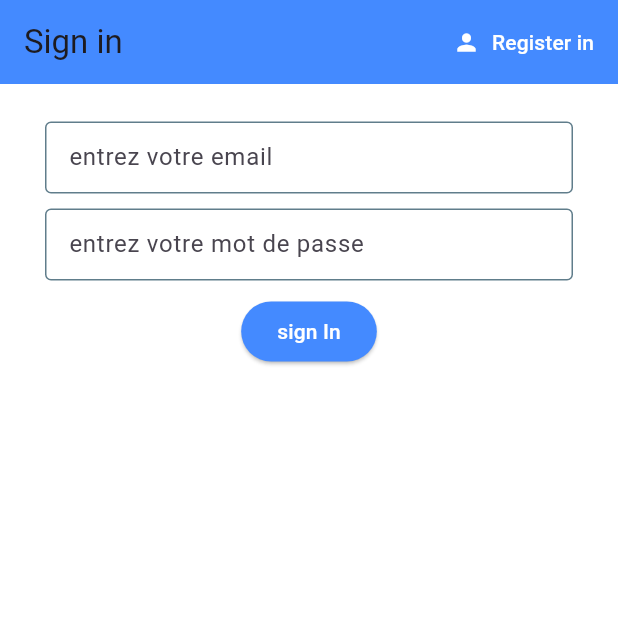
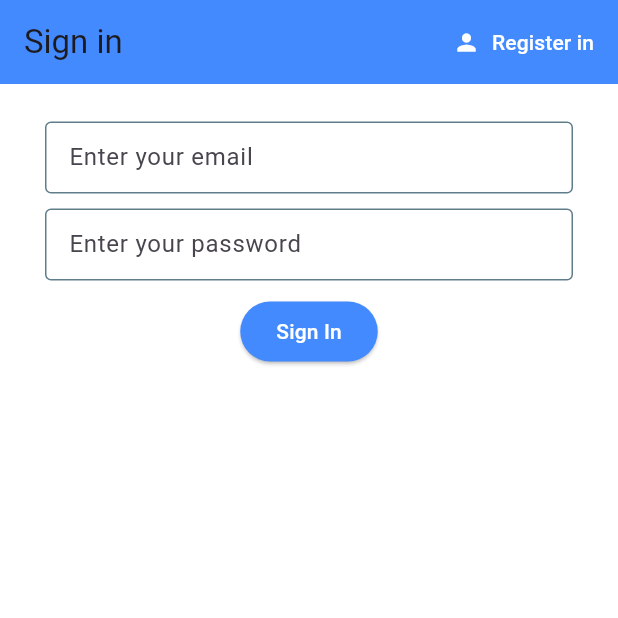
Before and after one commit to Marnol03/FlutterApp, a Flutter app: the screen it shows after launch, on a phone screen of 412 x 824 dp, the top half of it. Run offline on Flutter 3.47's test engine with Material 3 defaults, Android fonts, the phone set to English and light mode, and no system bars; our stand-ins replace cloud_firestore, firebase_auth, firebase_core, firebase_storage, flutter_spinkit, get and 1 more; missing offline and left inert: flutter_tawk; accounts and stored records are empty.

```diff
--- a/Spendeconnect/lib/authentificate_screen.dart
+++ b/Spendeconnect/lib/authentificate_screen.dart
@@ -3,7 +3,6 @@ import 'package:flutter/material.dart';
 import 'package:myapp/constant.dart';
 import 'package:myapp/authentification.dart';
 import 'loading.dart';
-
 
 class AuthentificateScreen extends StatefulWidget {
   const AuthentificateScreen({super.key});
@@ -18,8 +17,8 @@ class _AuthentificateScreenState extends State<AuthentificateScreen> {
   String error = '';
   bool loading = false;
 
-  final usernameController= TextEditingController();
-  final emailController= TextEditingController();
+  final usernameController = TextEditingController();
+  final emailController = TextEditingController();
   final passwordController = TextEditingController();
   bool showSignIn = true;
 
@@ -31,64 +30,70 @@ class _AuthentificateScreenState extends State<AuthentificateScreen> {
     super.dispose();
   }
 
-  void toggleview(){
+  void toggleview() {
     setState(() {
       _formkey.currentState?.reset();
-      error ='';
-      usernameController.text='';
-      emailController.text='';
-      passwordController.text='';
+      error = '';
+      usernameController.text = '';
+      emailController.text = '';
+      passwordController.text = '';
       showSignIn = !showSignIn;
     });
   }
+
   @override
   Widget build(BuildContext context) {
-    return loading ? Loading() :
-    Scaffold(
+    return loading
+        ? Loading()
+        : Scaffold(
       backgroundColor: Colors.white,
       appBar: AppBar(
         backgroundColor: Colors.blueAccent,
         elevation: 0.0,
         title: Text(
-          showSignIn ? 'Sign in ': 'Register',
+          showSignIn ? 'Sign in ' : 'Register',
         ),
-        actions:<Widget> [
+        actions: <Widget>[
           TextButton.icon(
-            icon: const Icon(Icons.person,
+            icon: const Icon(
+              Icons.person,
               color: Colors.white,
             ),
-            label: Text(showSignIn ? 'Register in' : 'Sign in',
-                style: const TextStyle(color: Colors.white)),
+            label: Text(
+              showSignIn ? 'Register in' : 'Sign in',
+              style: const TextStyle(color: Colors.white),
+            ),
             onPressed: () => toggleview(),
           )
         ],
-      ),body: Container(
+      ),
+      body: Container(
         padding: const EdgeInsets.symmetric(vertical: 15.0, horizontal: 30.0),
         child: Form(
           key: _formkey,
-        child: (
-            Column(
+          child: Column(
             children: [
               if (!showSignIn) ...[
                 TextFormField(
                   controller: usernameController,
-                    decoration: textInputdecoration.copyWith(hintText: "entrez votre username"),
-                    validator: (value) => value!.isEmpty ? "entrez votre username " : null,
+                  decoration: textInputdecoration.copyWith(hintText: "Enter your username"),
+                  validator: (value) => value!.isEmpty ? "Enter your username" : null,
                 ),
-                ] else Container(),
+              ] else
+                Container(),
               SizedBox(height: 10.0),
               TextFormField(
                 controller: emailController,
-                  decoration: textInputdecoration.copyWith(hintText: "entrez votre email"),
-                  validator: (value) => value!.isEmpty ? "entrez votre email" : null,
+                decoration: textInputdecoration.copyWith(hintText: "Enter your email"),
+                validator: (value) => value!.isEmpty ? "Enter your email" : null,
               ),
               SizedBox(height: 10.0),
               TextFormField(
                 controller: passwordController,
-                  decoration: textInputdecoration.copyWith(hintText: "entrez votre mot de passe"),
+                decoration: textInputdecoration.copyWith(hintText: "Enter your password"),
                 obscureText: true,
                 validator: (value) =>
-                  value!.length < 6 ? "entrez un mot de passe valide" : null,
+                value!.length < 6 ? "Enter a valid password" : null,
               ),
               SizedBox(height: 10.0),
               ElevatedButton(
@@ -96,7 +101,7 @@ class _AuthentificateScreenState extends State<AuthentificateScreen> {
                   backgroundColor: Colors.blueAccent,
                 ),
                 child: Text(
-                    showSignIn ? "sign In" : "Register",
+                  showSignIn ? "Sign In" : "Register",
                   style: TextStyle(color: Colors.white),
                 ),
                 onPressed: () async {
@@ -108,19 +113,19 @@ class _AuthentificateScreenState extends State<AuthentificateScreen> {
 
                     dynamic result = showSignIn
                         ? await _auth.signInWithEmailAndPassword(email, password)
-                          : await _auth.registerInWithEmailAndPassword(username,email, password);
+                        : await _auth.registerInWithEmailAndPassword(username, email, password);
 
-                      CollectionReference postRef = FirebaseFirestore.instance.collection("users");
+                    CollectionReference postRef =
+                    FirebaseFirestore.instance.collection("users");
                     postRef.add({
                       "email": email,
                       "username": username,
                     });
 
-
                     if (result == null) {
                       setState(() {
                         loading = false;
-                          error = 'entrez une adresse mail valide svp';
+                        error = 'Enter a valid email address';
                       });
                     }
                   }
@@ -132,12 +137,9 @@ class _AuthentificateScreenState extends State<AuthentificateScreen> {
                 style: TextStyle(color: Colors.red, fontSize: 15),
               )
             ],
-            )
-
           ),
         ),
       ),
-
     );
   }
 }
--- a/Spendeconnect/pubspec.yaml
+++ b/Spendeconnect/pubspec.yaml
@@ -45,6 +45,7 @@ dependencies:
   get:
   image_picker: ^1.0.4
   cloud_firestore: ^4.12.2
+  flutter_tawk: ^0.1.0
 
 dev_dependencies:
   flutter_test:
```
Also changed, not shown: Spendeconnect/lib/help_page.dart (+32 -8 lines), Spendeconnect/lib/support_page.dart (added, +49 -0 lines), Spendeconnect/pubspec.lock. Lines whose indentation alone changed are shown as unchanged.
